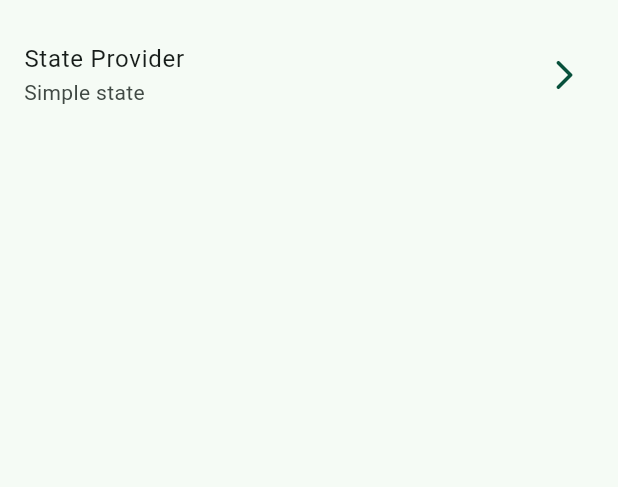
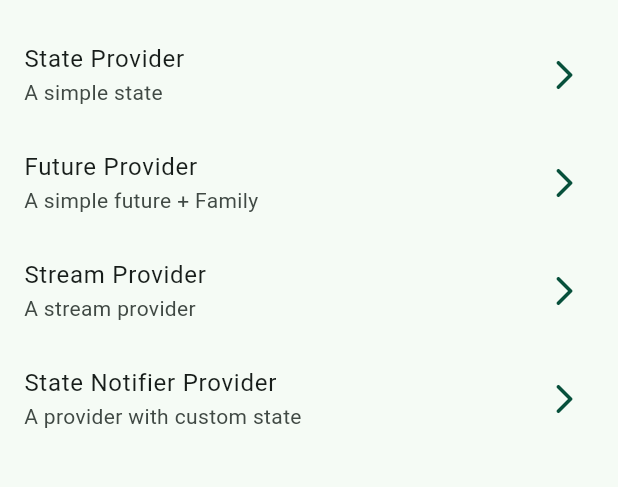
Before and after one commit to daniesquivelc97/RiverApp, a Flutter app: the screen it shows after launch, on a phone screen of 412 x 824 dp, the part 63-550 px from its top. Run offline on Flutter 3.47's test engine with Material 3 defaults, Android fonts, the phone set to English and light mode, and no system bars; our stand-ins replace dio, flutter_riverpod, go_router, google_fonts; missing offline and left inert: random_name_generator.

Commit message:
riverpod implemented

```diff
--- a/lib/config/config.dart
+++ b/lib/config/config.dart
@@ -1,3 +1,4 @@
+export 'helpers/pokemon_service.dart';
 export 'helpers/random_generator.dart';
 export 'router/app_router.dart';
 export 'theme/app_theme.dart';
--- a/lib/config/helpers/random_generator.dart
+++ b/lib/config/helpers/random_generator.dart
@@ -5,4 +5,11 @@ class RandomGenerator {
     final randomNames = RandomNames(Zone.spain);
     return randomNames.fullName();
   }
+
+  static Stream<String> randomNamesStream() {
+    return Stream.periodic(const Duration(seconds: 2), (i) {
+      print('Stream value');
+      return getRandomName();
+    });
+  }
 }
--- a/lib/config/router/app_router.dart
+++ b/lib/config/router/app_router.dart
@@ -11,6 +11,18 @@ final appRouter = GoRouter(
     GoRoute(
       path: '/state-provider',
       builder: (context, state) => const StateProviderScreen(),
-    )
+    ),
+    GoRoute(
+      path: '/future-provider',
+      builder: (context, state) => const PokemonScreen(),
+    ),
+    GoRoute(
+      path: '/stream-provider',
+      builder: (context, state) => const StreamScreen(),
+    ),
+    GoRoute(
+      path: '/state-notifier-provider',
+      builder: (context, state) => const TodosScreen(),
+    ),
   ],
 );
--- /dev/null
+++ b/lib/domain/domain.dart
@@ -0,0 +1 @@
+export 'entities/todo.dart';
--- a/lib/presentation/providers/providers.dart
+++ b/lib/presentation/providers/providers.dart
@@ -1 +1,4 @@
+export 'pokemon_provider.dart';
 export 'random_name_provider.dart';
+export 'random_names_provider.dart';
+export 'todos_provider.dart';
--- a/lib/presentation/screens/home/home_screen.dart
+++ b/lib/presentation/screens/home/home_screen.dart
@@ -24,8 +24,23 @@ class _HomeScreenView extends StatelessWidget {
       children: const [
         _CustomListTitle(
           title: 'State Provider',
-          subTitle: 'Simple state',
+          subTitle: 'A simple state',
           location: '/state-provider',
+        ),
+        _CustomListTitle(
+          title: 'Future Provider',
+          subTitle: 'A simple future + Family',
+          location: '/future-provider',
+        ),
+        _CustomListTitle(
+          title: 'Stream Provider',
+          subTitle: 'A stream provider',
+          location: '/stream-provider',
+        ),
+        _CustomListTitle(
+          title: 'State Notifier Provider',
+          subTitle: 'A provider with custom state',
+          location: '/state-notifier-provider',
         ),
       ],
     );
--- a/lib/presentation/screens/screens.dart
+++ b/lib/presentation/screens/screens.dart
@@ -1,2 +1,5 @@
 export '01-state-provider/state_provider_screen.dart';
+export '02-future-provider/pokemon_screen.dart';
+export '03-stream-provider/stream_screen.dart';
+export '04-state-notifier-provider/todos_screen.dart';
 export 'home/home_screen.dart';
--- a/pubspec.yaml
+++ b/pubspec.yaml
@@ -29,12 +29,14 @@ environment:
 # versions available, run `flutter pub outdated`.
 dependencies:
   cupertino_icons: ^1.0.6
+  dio: ^5.4.2+1
   flutter:
     sdk: flutter
   flutter_riverpod: ^2.5.1
   go_router: ^13.2.1
   google_fonts: ^6.2.1
   random_name_generator: ^1.3.0
+  uuid: ^4.3.3
 
 dev_dependencies:
   flutter_lints: ^3.0.0
```
Also changed, not shown: lib/config/helpers/pokemon_service.dart (added, +16 -0 lines), lib/domain/entities/todo.dart (added, +26 -0 lines), lib/presentation/providers/pokemon_provider.dart (added, +17 -0 lines), lib/presentation/providers/random_names_provider.dart (added, +19 -0 lines), lib/presentation/providers/todos_provider.dart (added, +57 -0 lines), lib/presentation/screens/02-future-provider/pokemon_screen.dart (added, +47 -0 lines), lib/presentation/screens/03-stream-provider/stream_screen.dart (added, +33 -0 lines), lib/presentation/screens/04-state-notifier-provider/todos_screen.dart (added, +47 -0 lines), pubspec.lock.
